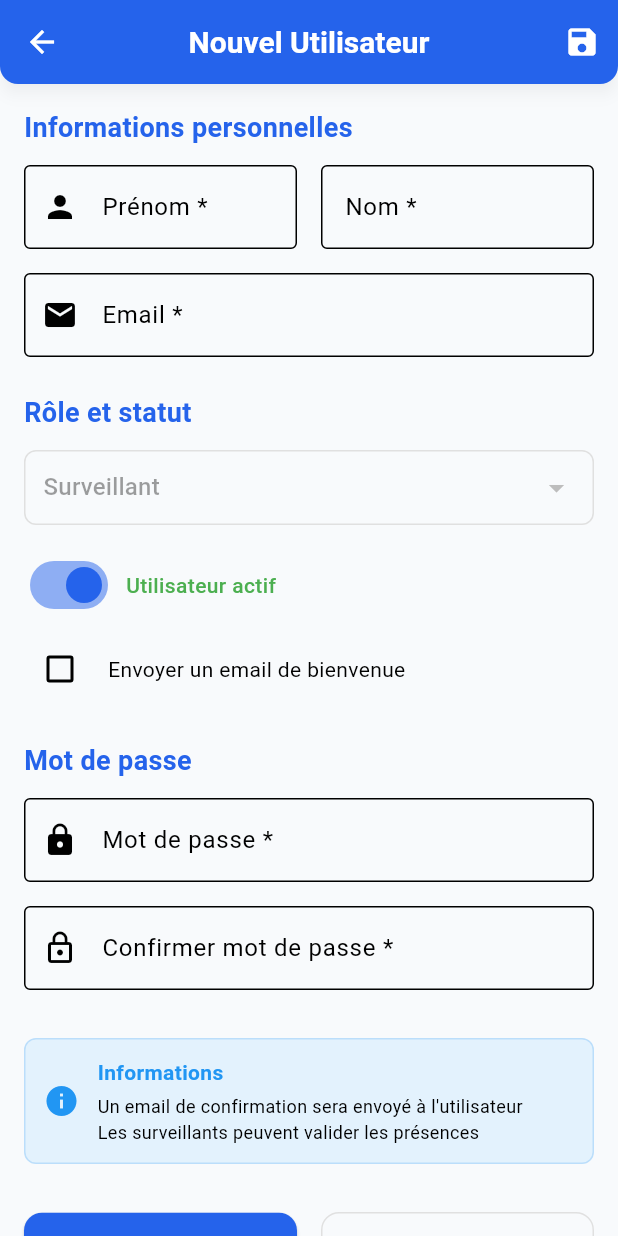
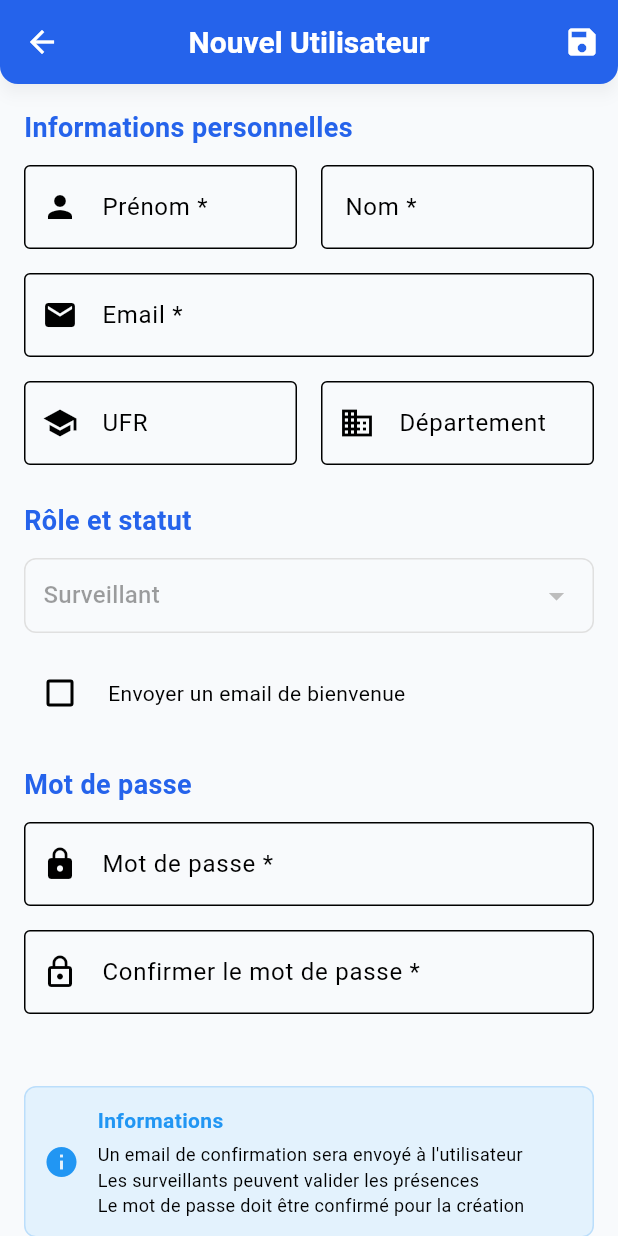
Before and after one commit to Adam23-dss/Application-de-gestion-des-margements-aux-examens, a Flutter app: the ManageUsersPage screen opened directly, after a tap on "Ajouter un utilisateur", on a phone screen of 412 x 824 dp. Run offline on Flutter 3.47's test engine with Material 3 defaults, Android fonts, the phone set to English and light mode, and no system bars; our stand-ins replace dio, flutter_secure_storage, permission_handler, shimmer, vibration; missing offline and left inert: mobile_scanner; accounts and stored records are empty; network calls fail.

Commit message:
Gestion des utilisateurs avec les actions CRUD 2

```diff
--- a/frontend/lib/data/repositories/user_repository.dart
+++ b/frontend/lib/data/repositories/user_repository.dart
@@ -17,10 +17,7 @@ class UserRepository {
     try {
       print('👥 Fetching users - Page: $page, Limit: $limit');
 
-      final Map<String, dynamic> params = {
-        'page': page,
-        'limit': limit,
-      };
+      final Map<String, dynamic> params = {'page': page, 'limit': limit};
 
       if (search != null && search.isNotEmpty) {
         params['search'] = search;
@@ -54,12 +51,7 @@ class UserRepository {
         }
       }
 
-      return {
-        'users': [],
-        'total': 0,
-        'page': 1,
-        'totalPages': 1,
-      };
+      return {'users': [], 'total': 0, 'page': 1, 'totalPages': 1};
     } on DioException catch (e) {
       print('❌ Error fetching users: ${e.message}');
       throw Exception('Erreur lors de la récupération des utilisateurs');
@@ -89,30 +81,75 @@ class UserRepository {
   // Créer un nouvel utilisateur
   Future<UserModel> createUser(Map<String, dynamic> userData) async {
     try {
-      print('➕ Creating user with data: $userData');
+      print('➕ Création user avec data: $userData');
 
+      // VÉRIFIER LES CHAMPS REQUIS POUR /auth/register
+      final requiredFields = [
+        'email',
+        'password',
+        'confirmPassword',
+        'first_name',
+        'last_name',
+      ];
+
+      final missingFields = requiredFields
+          .where(
+            (field) =>
+                userData[field] == null || userData[field].toString().isEmpty,
+          )
+          .toList();
+
+      if (missingFields.isNotEmpty) {
+        throw Exception('Champs manquants: ${missingFields.join(', ')}');
+      }
+
+      // Route publique /auth/register - PAS besoin de token
       final response = await _dio.post(
-        ApiEndpoints.createUser,
+        '/auth/register',
         data: userData,
+        options: Options(
+          headers: {
+            'Content-Type': 'application/json',
+            // PAS d'Authorization header - route publique
+          },
+        ),
       );
+
+      print('📥 Réponse création - Status: ${response.statusCode}');
+      print('📋 Réponse création: ${response.data}');
 
       if (response.statusCode == 200 || response.statusCode == 201) {
         final responseData = response.data;
 
         if (responseData['success'] == true) {
-          return UserModel.fromJson(responseData['data']);
+          // La structure peut varier - adapter selon la réponse
+          if (responseData.containsKey('data')) {
+            if (responseData['data'] is Map &&
+                responseData['data'].containsKey('user')) {
+              return UserModel.fromJson(responseData['data']['user']);
+            }
+            return UserModel.fromJson(responseData['data']);
+          } else if (responseData.containsKey('user')) {
+            return UserModel.fromJson(responseData['user']);
+          }
+          return UserModel.fromJson(responseData);
         } else {
-          throw Exception(responseData['message'] ?? 'Erreur inconnue');
+          final errorMsg = responseData['message'] ?? 'Erreur de création';
+          print('❌ Échec création: $errorMsg');
+          throw Exception(errorMsg);
         }
       }
 
-      throw Exception('Échec de la création de l\'utilisateur');
+      throw Exception('Statut HTTP non valide: ${response.statusCode}');
     } on DioException catch (e) {
-      print('❌ Error creating user: ${e.message}');
+      print('❌ Dio error creating user: ${e.message}');
+      print('📡 Response: ${e.response?.data}');
+      print('🔗 URL: ${e.requestOptions.uri}');
 
+      // Gestion des erreurs spécifiques
       if (e.response != null) {
         final errorData = e.response!.data;
-        if (errorData is Map && errorData['error'] != null) {
+        if (errorData is Map) {
           final errorCode = errorData['error'];
           final message = errorData['message'] ?? 'Erreur de création';
 
@@ -120,7 +157,9 @@ class UserRepository {
             case 'EMAIL_EXISTS':
               throw Exception('Cet email est déjà utilisé');
             case 'VALIDATION_ERROR':
-              throw Exception(message);
+              throw Exception('Données invalides: $message');
+            case 'MISSING_REQUIRED_FIELDS':
+              throw Exception('Champs manquants: $message');
             default:
               throw Exception(message);
           }
@@ -128,6 +167,9 @@ class UserRepository {
       }
 
       throw Exception('Erreur réseau: ${e.message}');
+    } catch (e) {
+      print('❌ Unexpected error creating user: $e');
+      rethrow;
     }
   }
 
--- a/frontend/lib/presentation/pages/admin/create_user_page.dart
+++ b/frontend/lib/presentation/pages/admin/create_user_page.dart
@@ -21,6 +21,8 @@ class _CreateUserPageState extends State<CreateUserPage> {
   final TextEditingController _firstNameController = TextEditingController();
   final TextEditingController _lastNameController = TextEditingController();
   final TextEditingController _emailController = TextEditingController();
+  final TextEditingController _ufrController = TextEditingController();
+  final TextEditingController _departmentController = TextEditingController();
   final TextEditingController _passwordController = TextEditingController();
   final TextEditingController _confirmPasswordController =
       TextEditingController();
@@ -31,7 +33,11 @@ class _CreateUserPageState extends State<CreateUserPage> {
   bool _isLoading = false;
   bool _isEditing = false;
 
-  final List<String> _roles = ['supervisor', 'admin', 'student'];
+  final List<String> _roles = [
+    'supervisor',
+    'admin',
+    // 'student' - selon ta structure, les étudiants ne sont pas créés ici
+  ];
 
   @override
   void initState() {
@@ -42,6 +48,8 @@ class _CreateUserPageState extends State<CreateUserPage> {
       _firstNameController.text = widget.userToEdit!.firstName;
       _lastNameController.text = widget.userToEdit!.lastName;
       _emailController.text = widget.userToEdit!.email;
+      _ufrController.text = widget.userToEdit!.ufr ?? '';
+      _departmentController.text = widget.userToEdit!.department ?? '';
       _selectedRole = widget.userToEdit!.role ?? 'supervisor';
       _isActive = widget.userToEdit!.isActive;
     }
@@ -52,6 +60,8 @@ class _CreateUserPageState extends State<CreateUserPage> {
     _firstNameController.dispose();
     _lastNameController.dispose();
     _emailController.dispose();
+    _ufrController.dispose();
+    _departmentController.dispose();
     _passwordController.dispose();
     _confirmPasswordController.dispose();
     super.dispose();
@@ -73,12 +83,23 @@ class _CreateUserPageState extends State<CreateUserPage> {
   Future<void> _saveUser() async {
     if (!_formKey.currentState!.validate()) return;
 
-    // Validation du mot de passe si création
+    // Validation spécifique pour la création
     if (!_isEditing) {
+      // Validation du mot de passe pour la création
       if (_passwordController.text.isEmpty) {
         ScaffoldMessenger.of(context).showSnackBar(
           const SnackBar(
             content: Text('Veuillez saisir un mot de passe'),
+            backgroundColor: Colors.orange,
+          ),
+        );
+        return;
+      }
+
+      if (_passwordController.text.length < 6) {
+        ScaffoldMessenger.of(context).showSnackBar(
+          const SnackBar(
+            content: Text('Le mot de passe doit faire au moins 6 caractères'),
             backgroundColor: Colors.orange,
           ),
         );
@@ -94,16 +115,6 @@ class _CreateUserPageState extends State<CreateUserPage> {
         );
         return;
       }
-
-      if (_passwordController.text.length < 6) {
-        ScaffoldMessenger.of(context).showSnackBar(
-          const SnackBar(
-            content: Text('Le mot de passe doit faire au moins 6 caractères'),
-            backgroundColor: Colors.orange,
-          ),
-        );
-        return;
-      }
     }
 
     setState(() => _isLoading = true);
@@ -112,24 +123,26 @@ class _CreateUserPageState extends State<CreateUserPage> {
       final userProvider = context.read<UserProvider>();
       final authProvider = context.read<AuthProvider>();
 
+      // STRUCTURE EXACTE REQUISE PAR /auth/register
       final userData = {
         'email': _emailController.text.trim(),
         'password': _passwordController.text,
-        'first_name': _firstNameController.text.trim(), // snake_case
-        'last_name': _lastNameController.text.trim(), // snake_case
+        'confirmPassword': _isEditing
+            ? _passwordController.text
+            : _confirmPasswordController.text, // REQUIS
+        'first_name': _firstNameController.text.trim(),
+        'last_name': _lastNameController.text.trim(),
         'role': _selectedRole,
-        'is_active': _isActive, // snake_case
+        'ufr': _ufrController.text.trim(),
+        'department': _departmentController.text.trim(),
+        // 'is_active' n'est pas dans la structure register, mais tu peux l'ajouter si ton backend le supporte
+        // 'is_active': _isActive,
       };
 
-
-      // Ajouter le mot de passe si création ou changement
-      if (!_isEditing) {
-        userData['password'] = _passwordController.text;
-      } else if (_passwordController.text.isNotEmpty) {
-        userData['password'] = _passwordController.text;
-      }
+      print('📤 Données envoyées: $userData');
 
       if (_isEditing) {
+        // Pour l'édition, on utilise probablement une autre route
         // Vérifier les permissions
         if (!authProvider.user!.isAdmin &&
             widget.userToEdit!.id != authProvider.user!.id) {
@@ -138,7 +151,21 @@ class _CreateUserPageState extends State<CreateUserPage> {
           );
         }
 
-        await userProvider.updateUser(widget.userToEdit!.id, userData);
+        // Pour l'édition, on envoie seulement les champs modifiables
+        final updateData = {
+          'first_name': _firstNameController.text.trim(),
+          'last_name': _lastNameController.text.trim(),
+          'ufr': _ufrController.text.trim(),
+          'department': _departmentController.text.trim(),
+          'role': _selectedRole,
+        };
+
+        // Si le mot de passe est modifié
+        if (_passwordController.text.isNotEmpty) {
+          updateData['password'] = _passwordController.text;
+        }
+
+        await userProvider.updateUser(widget.userToEdit!.id, updateData);
         ScaffoldMessenger.of(context).showSnackBar(
           const SnackBar(
             content: Text('Utilisateur modifié avec succès'),
@@ -146,6 +173,7 @@ class _CreateUserPageState extends State<CreateUserPage> {
           ),
         );
       } else {
+        // Pour la création, on utilise /auth/register
         await userProvider.createUser(userData);
         ScaffoldMessenger.of(context).showSnackBar(
           const SnackBar(
@@ -157,8 +185,12 @@ class _CreateUserPageState extends State<CreateUserPage> {
 
       Navigator.pop(context);
     } catch (e) {
+      print('❌ Erreur création utilisateur: $e');
       ScaffoldMessenger.of(context).showSnackBar(
-        SnackBar(content: Text('Erreur: $e'), backgroundColor: Colors.red),
+        SnackBar(
+          content: Text('Erreur: ${e.toString()}'),
+          backgroundColor: Colors.red,
+        ),
       );
     } finally {
       setState(() => _isLoading = false);
@@ -245,6 +277,7 @@ class _CreateUserPageState extends State<CreateUserPage> {
                   prefixIcon: Icon(Icons.email),
                 ),
                 keyboardType: TextInputType.emailAddress,
+                readOnly: _isEditing, // Email non modifiable en édition
                 validator: (value) {
                   if (value == null || value.isEmpty) {
                     return 'Veuillez saisir un email';
@@ -256,6 +289,38 @@ class _CreateUserPageState extends State<CreateUserPage> {
                   }
                   return null;
                 },
+              ),
+
+              const SizedBox(height: 16),
+
+              Row(
+                children: [
+                  Expanded(
+                    child: TextFormField(
+                      controller: _ufrController,
+                      decoration: const InputDecoration(
+                        labelText: 'UFR',
+                        hintText: 'Ex: Sciences',
+                        border: OutlineInputBorder(),
+                        prefixIcon: Icon(Icons.school),
+                      ),
+                    ),
+                  ),
+
+                  const SizedBox(width: 16),
+
+                  Expanded(
+                    child: TextFormField(
+                      controller: _departmentController,
+                      decoration: const InputDecoration(
+                        labelText: 'Département',
+                        hintText: 'Ex: Informatique',
+                        border: OutlineInputBorder(),
+                        prefixIcon: Icon(Icons.business),
+                      ),
+                    ),
+                  ),
+                ],
               ),
 
               const SizedBox(height: 24),
@@ -313,7 +378,8 @@ class _CreateUserPageState extends State<CreateUserPage> {
 
               const SizedBox(height: 16),
 
-              // Statut actif/inactif
+              // Statut actif/inactif (seulement en édition)
+              if (_isEditing) ...[
                 Row(
                   children: [
                     Switch(
@@ -331,9 +397,10 @@ class _CreateUserPageState extends State<CreateUserPage> {
                     ),
                   ],
                 ),
+                const SizedBox(height: 8),
+              ],
 
               if (!_isEditing) ...[
-                const SizedBox(height: 8),
                 Row(
                   children: [
                     Checkbox(
@@ -387,19 +454,18 @@ class _CreateUserPageState extends State<CreateUserPage> {
 
               const SizedBox(height: 16),
 
+              // Confirmation du mot de passe (requise pour /auth/register)
+              if (!_isEditing) ...[
                 TextFormField(
                   controller: _confirmPasswordController,
-                decoration: InputDecoration(
-                  labelText: _isEditing
-                      ? 'Confirmer nouveau mot de passe'
-                      : 'Confirmer mot de passe *',
+                  decoration: const InputDecoration(
+                    labelText: 'Confirmer le mot de passe *',
                     hintText: 'Confirmer le mot de passe',
-                  border: const OutlineInputBorder(),
-                  prefixIcon: const Icon(Icons.lock_outline),
+                    border: OutlineInputBorder(),
+                    prefixIcon: Icon(Icons.lock_outline),
                   ),
                   obscureText: true,
-                validator: !_isEditing
-                    ? (value) {
+                  validator: (value) {
                     if (value == null || value.isEmpty) {
                       return 'Veuillez confirmer le mot de passe';
                     }
@@ -407,9 +473,11 @@ class _CreateUserPageState extends State<CreateUserPage> {
                       return 'Les mots de passe ne correspondent pas';
                     }
                     return null;
-                      }
-                    : null,
+                  },
                 ),
+
+                const SizedBox(height: 16),
+              ],
 
               const SizedBox(height: 32),
 
@@ -451,6 +519,11 @@ class _CreateUserPageState extends State<CreateUserPage> {
                           if (_selectedRole == 'admin')
                             const Text(
                               'Les administrateurs ont accès à toutes les fonctionnalités',
+                              style: TextStyle(fontSize: 12),
+                            ),
+                          if (!_isEditing)
+                            const Text(
+                              'Le mot de passe doit être confirmé pour la création',
                               style: TextStyle(fontSize: 12),
                             ),
                         ],
```
Lines whose indentation alone changed are shown as unchanged.
